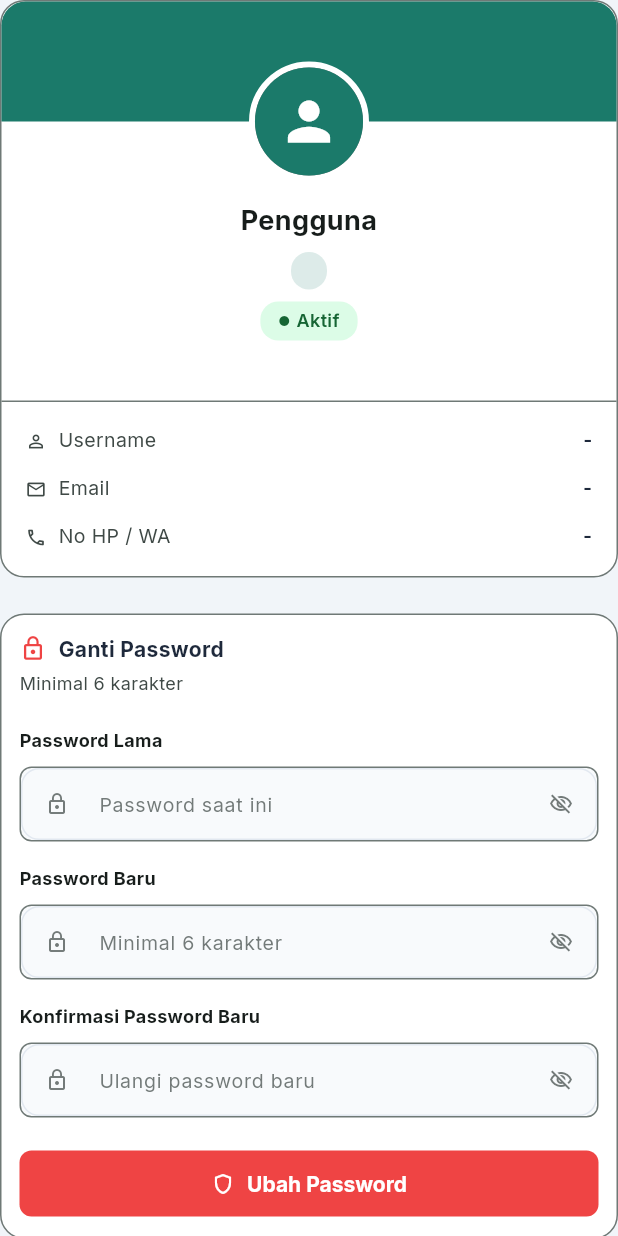
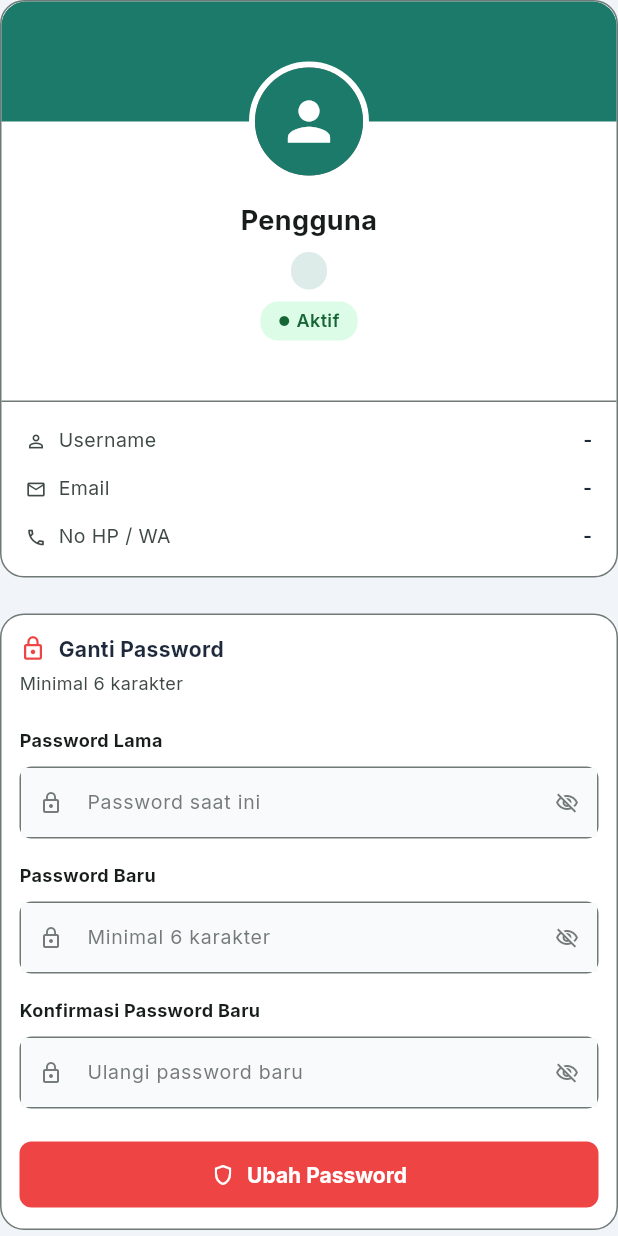
Before and after one commit to afinurulhikam-a11y/smart-community-rt, a Flutter app: the ProfilSayaScreen widget shown alone on an empty page, opened directly, on a phone screen of 412 x 824 dp. Run offline on Flutter 3.47's test engine with Material 3 defaults, Android fonts, the phone set to English and light mode, and no system bars; our stand-ins replace connectivity_plus, file_picker, fl_chart, google_fonts, pdf, printing and 3 more; accounts and stored records are empty; network calls fail.

Commit message:
fix: samakan ukuran dan alignment input field nomor HP profil saya

```diff
--- a/frontend-flutter/lib/screens/admin/profil_saya_screen.dart
+++ b/frontend-flutter/lib/screens/admin/profil_saya_screen.dart
@@ -619,7 +619,11 @@ class _ProfilSayaScreenState extends State<ProfilSayaScreen> {
     List<TextInputFormatter>? inputFormatters,
   }) {
     return Container(
-      constraints: const BoxConstraints(minHeight: AppTheme.sasaranSentuh),
+      height: AppTheme.sasaranSentuh,
+      constraints: const BoxConstraints(
+        minHeight: AppTheme.sasaranSentuh,
+        maxHeight: AppTheme.sasaranSentuh,
+      ),
       decoration: BoxDecoration(
         color: context.latarKartu,
         border: Border.all(color: context.garis),
@@ -629,12 +633,23 @@ class _ProfilSayaScreenState extends State<ProfilSayaScreen> {
         controller: controller,
         keyboardType: keyboardType,
         inputFormatters: inputFormatters,
+        textAlignVertical: TextAlignVertical.center,
+        style: TextStyle(fontSize: 13, color: context.teksUtama),
         decoration: InputDecoration(
+          isDense: true,
           hintText: hint,
           hintStyle: TextStyle(fontSize: 13, color: context.teksTersier),
           prefixIcon: Icon(icon, size: 18, color: context.teksTersier),
+          prefixIconConstraints: const BoxConstraints(
+            minWidth: 40,
+            maxWidth: 40,
+            minHeight: AppTheme.sasaranSentuh,
+            maxHeight: AppTheme.sasaranSentuh,
+          ),
           border: InputBorder.none,
-          contentPadding: const EdgeInsets.symmetric(vertical: 12),
+          enabledBorder: InputBorder.none,
+          focusedBorder: InputBorder.none,
+          contentPadding: const EdgeInsets.symmetric(horizontal: 12, vertical: 8),
         ),
       ),
     );
@@ -652,7 +667,11 @@ class _ProfilSayaScreenState extends State<ProfilSayaScreen> {
       children: [
         _buildLabel(label),
         Container(
-          constraints: const BoxConstraints(minHeight: AppTheme.sasaranSentuh),
+          height: AppTheme.sasaranSentuh,
+          constraints: const BoxConstraints(
+            minHeight: AppTheme.sasaranSentuh,
+            maxHeight: AppTheme.sasaranSentuh,
+          ),
           decoration: BoxDecoration(
             color: context.latarLembut,
             border: Border.all(color: context.garis),
@@ -661,10 +680,19 @@ class _ProfilSayaScreenState extends State<ProfilSayaScreen> {
           child: TextField(
             controller: controller,
             obscureText: obscure,
+            textAlignVertical: TextAlignVertical.center,
+            style: TextStyle(fontSize: 13, color: context.teksUtama),
             decoration: InputDecoration(
+              isDense: true,
               hintText: hint,
               hintStyle: TextStyle(fontSize: 13, color: context.teksTersier),
               prefixIcon: Icon(Icons.lock_outline, size: 16, color: context.teksTersier),
+              prefixIconConstraints: const BoxConstraints(
+                minWidth: 40,
+                maxWidth: 40,
+                minHeight: AppTheme.sasaranSentuh,
+                maxHeight: AppTheme.sasaranSentuh,
+              ),
               suffixIcon: IconButton(
                 icon: Icon(
                   obscure ? Icons.visibility_off_outlined : Icons.visibility_outlined,
@@ -673,8 +701,16 @@ class _ProfilSayaScreenState extends State<ProfilSayaScreen> {
                 ),
                 onPressed: onToggle,
               ),
+              suffixIconConstraints: const BoxConstraints(
+                minWidth: 40,
+                maxWidth: 40,
+                minHeight: AppTheme.sasaranSentuh,
+                maxHeight: AppTheme.sasaranSentuh,
+              ),
               border: InputBorder.none,
-              contentPadding: const EdgeInsets.symmetric(vertical: 12),
+              enabledBorder: InputBorder.none,
+              focusedBorder: InputBorder.none,
+              contentPadding: const EdgeInsets.symmetric(horizontal: 12, vertical: 8),
             ),
           ),
         ),
```
